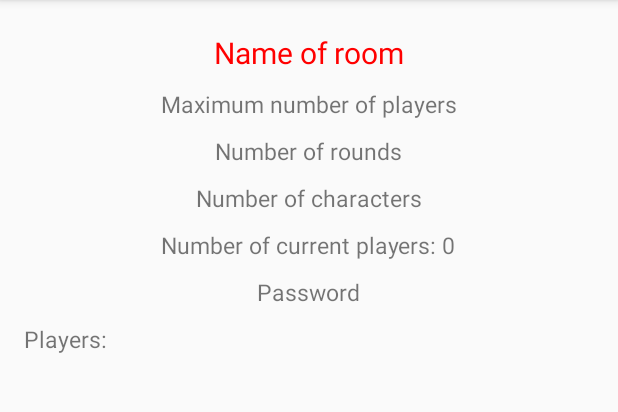
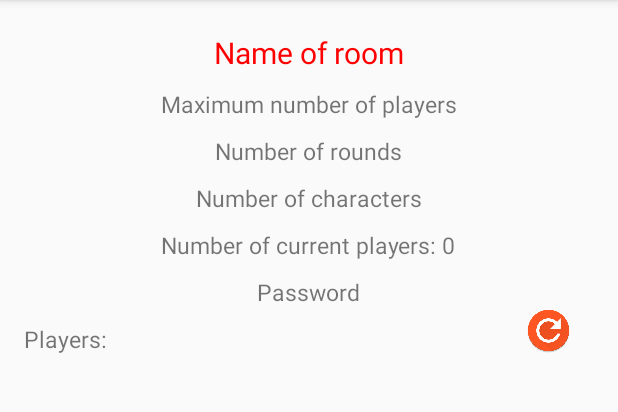
Before and after one commit to Openroads/SurrealistWriter, an Android app: the CurrentRoom screen opened directly, with no data from a screen before it, on a phone screen of 412 x 824 dp, the part 84-496 px from its top. Run offline under Robolectric (Android 15) with nearby library versions, the phone set to English and light mode, and no system bars; libraries missing offline, so code that uses them is left out: com.loopj.android, cz.msebera.android; 11 statements that could not run were skipped.

Commit message:
Added functional refresh button.

```diff
--- a/app/build.gradle
+++ b/app/build.gradle
@@ -27,6 +27,7 @@ dependencies {
     compile 'com.android.support:appcompat-v7:23.4.0'
     compile 'com.android.support:design:23.4.0'
     compile 'com.android.support:design:23.2.0'
+    compile 'com.google.code.gson:gson:2.6.2'
     testCompile 'junit:junit:4.12'
     compile 'petrov.kristiyan.colorpicker:colorpicker-library:1.1.2'
     compile 'com.loopj.android:android-async-http:1.4.9'
--- a/app/src/main/java/pmd/ubi/pt/Utilities/ConstantVariables.java
+++ b/app/src/main/java/pmd/ubi/pt/Utilities/ConstantVariables.java
@@ -6,5 +6,5 @@ package pmd.ubi.pt.Utilities;
 
 public class ConstantVariables
 {
-    public static final String ServiceConnectionString = "http://10.0.3.2:8081/SurrealistWriterRESTful";
+    public static final String ServiceConnectionString = "http://10.0.2.2:8080/SurrealistWriterRESTful";
 }
--- a/app/src/main/res/layout/activity_current_room.xml
+++ b/app/src/main/res/layout/activity_current_room.xml
@@ -1,5 +1,6 @@
 <?xml version="1.0" encoding="utf-8"?>
 <RelativeLayout xmlns:android="http://schemas.android.com/apk/res/android"
+    xmlns:app="http://schemas.android.com/apk/res-auto"
     xmlns:tools="http://schemas.android.com/tools"
     android:id="@+id/activity_current_room"
     android:layout_width="match_parent"
@@ -89,6 +90,7 @@
         android:layout_marginTop="10dp"
         android:layout_below="@+id/usersTextView"
         android:id="@+id/currentPlayersListView"
+        android:textColor="#000000"
         >
 
     </ListView>
@@ -126,7 +128,20 @@
 
     </LinearLayout>
 
-
+    <ImageView
+        android:layout_width="30dp"
+        app:srcCompat="@mipmap/refresh_button"
+        android:id="@+id/imageButton"
+        android:onClick="onClickRefreshButton"
+        android:maxHeight="10dp"
+        android:maxWidth="10dp"
+        android:scaleType="centerCrop"
+        android:layout_height="30dp"
+        android:layout_below="@+id/passwordTextView"
+        android:layout_alignParentRight="true"
+        android:layout_alignParentEnd="true"
+        android:layout_marginRight="15dp"
+        android:layout_marginEnd="15dp" />
 
 
 </RelativeLayout>
```
Also changed, not shown: app/src/main/java/pmd/ubi/pt/surrealistwriter/CurrentRoom.java (+10 -1 lines), app/src/main/res/mipmap-hdpi/refresh_button.png (added).
